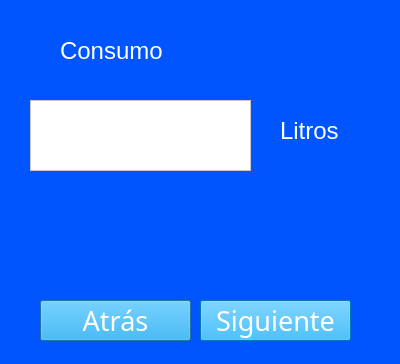
The window that mod.ui (Jhongesell/wastewaterworld) describes before a commit, drawn with Qt 5.
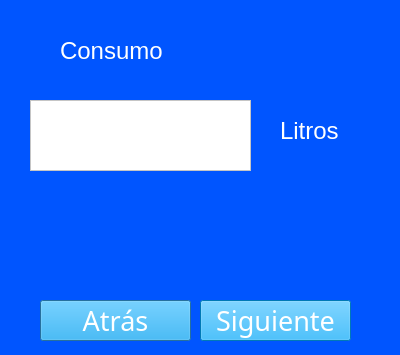
The same window after the commit.

Patch:
```diff
--- a/mod.ui
+++ b/mod.ui
@@ -7,7 +7,7 @@
     <x>0</x>
     <y>0</y>
     <width>400</width>
-    <height>364</height>
+    <height>355</height>
    </rect>
   </property>
   <property name="windowTitle">
```
